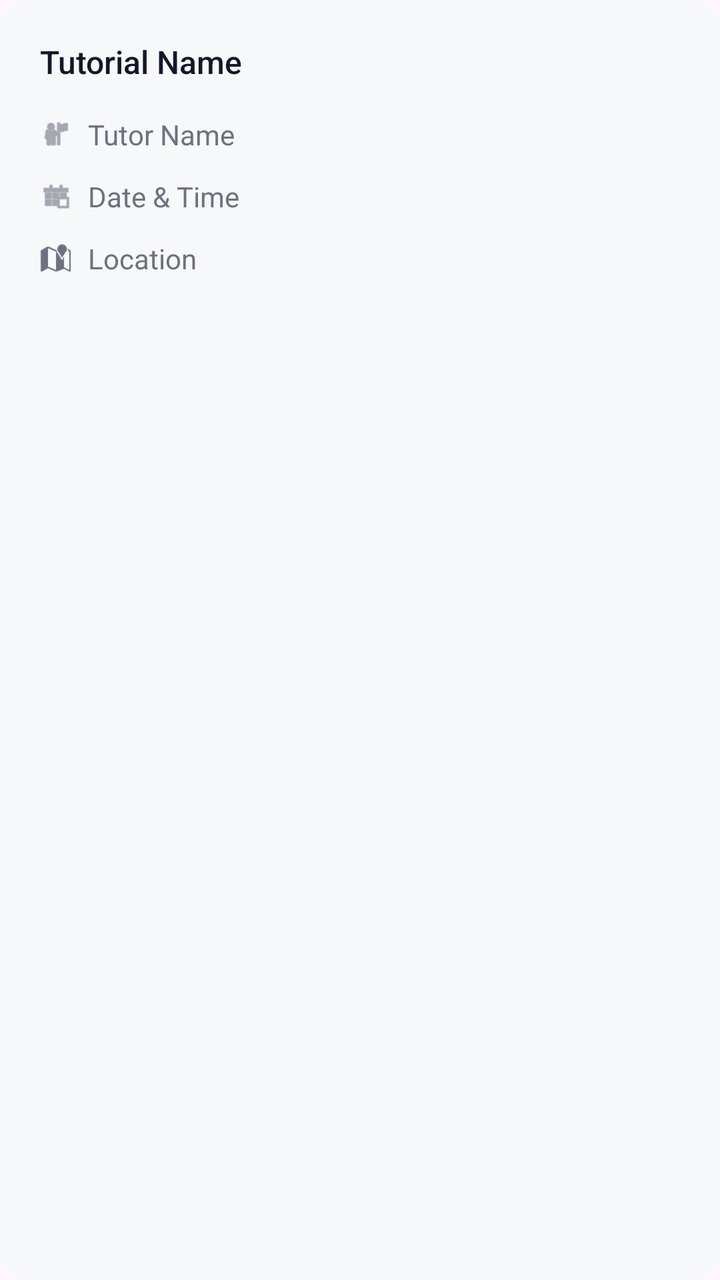
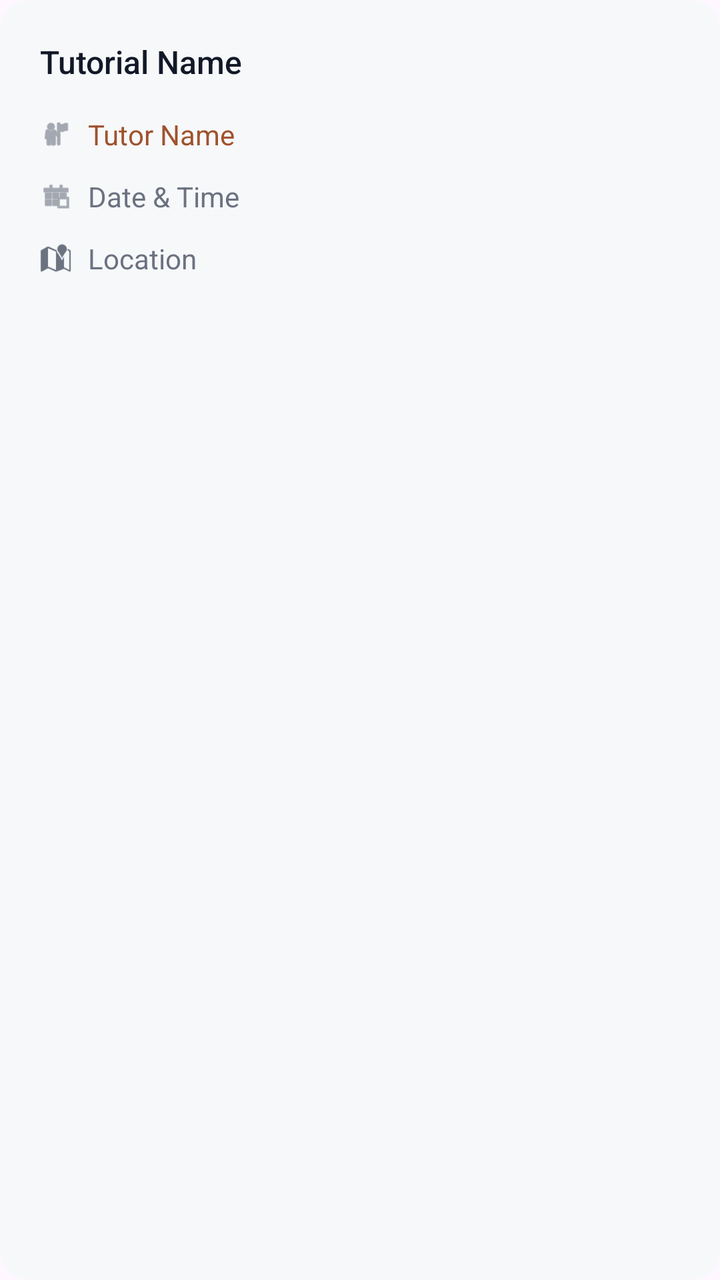

Before-and-after screenshots of an Android layout around one commit, followed by the original layout XML and the change that was made.
<!-- AndroidManifest.xml: application theme Theme.Csci3130Group1 -->
<!-- res/layout/tutorial_card_item.xml -->
<?xml version="1.0" encoding="utf-8"?>
<com.google.android.material.card.MaterialCardView xmlns:android="http://schemas.android.com/apk/res/android"
    xmlns:app="http://schemas.android.com/apk/res-auto"
    android:layout_width="match_parent"
    android:layout_height="wrap_content"
    android:layout_marginBottom="12dp"
    app:cardCornerRadius="14dp"
    app:cardElevation="0dp"
    app:cardBackgroundColor="#F7F8FA"
    app:strokeWidth="0dp"
    android:clickable="true"
    android:focusable="true"
    android:foreground="?android:attr/selectableItemBackground">

    <LinearLayout
        android:layout_width="match_parent"
        android:layout_height="wrap_content"
        android:orientation="vertical"
        android:padding="20dp">

        
        <TextView
            android:id="@+id/tutorialCardName"
            android:layout_width="match_parent"
            android:layout_height="wrap_content"
            android:text="Tutorial Name"
            android:textSize="16sp"
            android:fontFamily="sans-serif-medium"
            android:textColor="#111827"
            android:layout_marginBottom="16dp"/>

        
        <LinearLayout
            android:layout_width="match_parent"
            android:layout_height="wrap_content"
            android:orientation="vertical">

            
            <LinearLayout
                android:layout_width="match_parent"
                android:layout_height="wrap_content"
                android:orientation="horizontal"
                android:gravity="center_vertical"
                android:layout_marginBottom="12dp">

                <ImageView
                    android:layout_width="16dp"
                    android:layout_height="16dp"
                    android:src="@android:drawable/ic_menu_myplaces"
                    app:tint="#6B7280"
                    android:contentDescription="Tutor Icon" />

                <TextView
                    android:id="@+id/tutorialCardTutor"
                    android:layout_width="wrap_content"
                    android:layout_height="wrap_content"
                    android:text="Tutor Name"
                    android:textSize="14sp"
                    android:textColor="#6B7280"
                    android:layout_marginStart="8dp"/>
            </LinearLayout>

            
            <LinearLayout
                android:layout_width="match_parent"
                android:layout_height="wrap_content"
                android:orientation="horizontal"
                android:gravity="center_vertical"
                android:layout_marginBottom="12dp">

                <ImageView
                    android:layout_width="16dp"
                    android:layout_height="16dp"
                    android:src="@android:drawable/ic_menu_today"
                    app:tint="#6B7280"
                    android:contentDescription="Date Icon" />

                <TextView
                    android:id="@+id/tutorialCardDateTime"
                    android:layout_width="wrap_content"
                    android:layout_height="wrap_content"
                    android:text="Date &amp; Time"
                    android:textSize="14sp"
                    android:textColor="#6B7280"
                    android:layout_marginStart="8dp"/>
            </LinearLayout>

            
            <LinearLayout
                android:layout_width="match_parent"
                android:layout_height="wrap_content"
                android:orientation="horizontal"
                android:gravity="center_vertical">

                <ImageView
                    android:layout_width="16dp"
                    android:layout_height="16dp"
                    android:src="@android:drawable/ic_dialog_map"
                    app:tint="#6B7280"
                    android:contentDescription="Location Icon" />

                <TextView
                    android:id="@+id/tutorialCardLocation"
                    android:layout_width="wrap_content"
                    android:layout_height="wrap_content"
                    android:text="Location"
                    android:textSize="14sp"
                    android:textColor="#6B7280"
                    android:layout_marginStart="8dp"/>
            </LinearLayout>
        </LinearLayout>

    </LinearLayout>
</com.google.android.material.card.MaterialCardView>
<!-- resources referenced by this layout -->
<resources>
  <style name="Theme.Csci3130Group1" parent="Base.Theme.Csci3130Group1" />
  <style name="Base.Theme.Csci3130Group1" parent="Theme.Material3.DayNight.NoActionBar">
          
          <item name="colorPrimary">#111827</item>
          <item name="colorOnPrimary">#FFFFFF</item>
          <item name="colorSecondary">#6B7280</item>
          <item name="colorOnSecondary">#FFFFFF</item>
          
          <item name="colorPrimaryContainer">#F3F4F6</item>
          <item name="colorOnPrimaryContainer">#111827</item>
          <item name="colorSecondaryContainer">#F3F4F6</item>
          <item name="colorOnSecondaryContainer">#111827</item>
          <item name="colorTertiary">#9CA3AF</item>
          <item name="colorSurface">#FFFFFF</item>
          <item name="colorOnSurface">#111827</item>
          <item name="colorOutline">#E5E7EB</item>
          <item name="android:navigationBarColor">#FFFFFF</item>
          <item name="android:statusBarColor">#FFFFFF</item>
      </style>
</resources>

<!-- the commit's change to res/layout/tutorial_card_item.xml (unified diff, before → after) -->
@@ -19,15 +19,37 @@
         android:padding="20dp">
 
         
-        <TextView
-            android:id="@+id/tutorialCardName"
+        <LinearLayout
             android:layout_width="match_parent"
             android:layout_height="wrap_content"
-            android:text="Tutorial Name"
-            android:textSize="16sp"
-            android:fontFamily="sans-serif-medium"
-            android:textColor="#111827"
-            android:layout_marginBottom="16dp"/>
+            android:orientation="horizontal"
+            android:gravity="center_vertical"
+            android:layout_marginBottom="16dp">
+
+            <TextView
+                android:id="@+id/tutorialCardName"
+                android:layout_width="0dp"
+                android:layout_height="wrap_content"
+                android:layout_weight="1"
+                android:text="Tutorial Name"
+                android:textSize="16sp"
+                android:fontFamily="sans-serif-medium"
+                android:textColor="#111827"/>
+
+            <TextView
+                android:id="@+id/capacityBadge"
+                android:layout_width="wrap_content"
+                android:layout_height="wrap_content"
+                android:text="12/20"
+                android:textSize="13sp"
+                android:textStyle="bold"
+                android:textColor="#059669"
+                android:background="@drawable/fee_badge_neutral"
+                android:paddingHorizontal="10dp"
+                android:paddingVertical="5dp"
+                android:visibility="gone"
+                android:fontFamily="sans-serif-medium"/>
+        </LinearLayout>
 
         
         <LinearLayout
@@ -56,7 +78,7 @@
                     android:layout_height="wrap_content"
                     android:text="Tutor Name"
                     android:textSize="14sp"
-                    android:textColor="#6B7280"
+                    android:textColor="@color/brown_primary"
                     android:layout_marginStart="8dp"/>
             </LinearLayout>
 
<!-- resource entries referenced after the edit -->
@@ -1,5 +1,14 @@
 <!-- resources referenced by this layout -->
 <resources>
+  <color name="brown_primary">#A0522D</color>
+  <!-- drawable fee_badge_neutral (drawable) -->
+  <?xml version="1.0" encoding="utf-8"?>
+  <shape xmlns:android="http://schemas.android.com/apk/res/android"
+      android:shape="rectangle">
+      <solid android:color="#F3F4F6" />
+      <corners android:radius="12dp" />
+      <stroke android:width="1dp" android:color="#E5E7EB" />
+  </shape>
   <style name="Theme.Csci3130Group1" parent="Base.Theme.Csci3130Group1" />
   <style name="Base.Theme.Csci3130Group1" parent="Theme.Material3.DayNight.NoActionBar">
           
